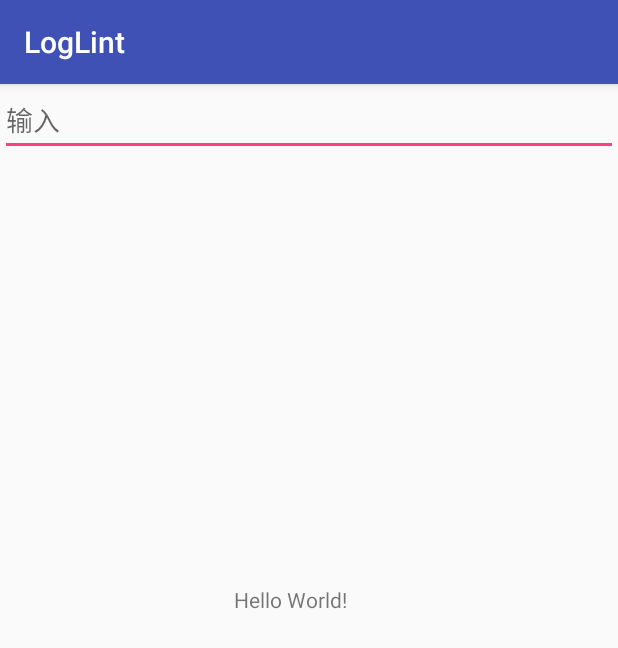
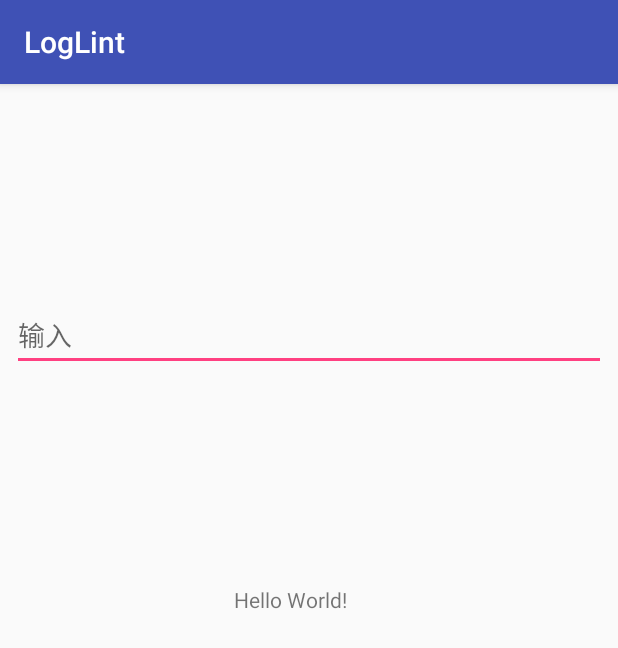
Before and after one commit to luhuanxml/LogLint, an Android app: the screen it shows after launch (MainActivity), on a phone screen of 412 x 824 dp. Shown: the top 648 px of the screen. Run offline under Robolectric (Android 15) with nearby library versions, the phone set to English and light mode, and no system bars; our stand-ins replace RxJava; libraries missing offline, so code that uses them is left out: com.jakewharton.rxbinding2; pictures from the network do not load; 4 statements that could not run were skipped.

```diff
--- a/app/src/main/java/com/luhuan/simple/Main2Activity.java
+++ b/app/src/main/java/com/luhuan/simple/Main2Activity.java
@@ -8,6 +8,7 @@ import android.widget.ImageView;
 import com.luhuan.tool.GlideApp;
 import com.luhuan.tool.GlideModule;
 import com.luhuan.tool.GlideModuleKt;
+import com.luhuan.tool.PixelKt;
 import com.luhuan.tool.RxBus;
 
 import kotlin.Pair;
@@ -23,6 +24,8 @@ public class Main2Activity extends AppCompatActivity {
         Pair<String,Object> pair2=new Pair<>("2",2);
         Pair[] pairs= new Pair[]{pair1, pair2};
         RxBus.INSTANCE.post(1,"你好");
+        PixelKt.getDp(10);
+        PixelKt.getPx(20);
     }
 
 }
--- a/app/src/main/res/layout/activity_main.xml
+++ b/app/src/main/res/layout/activity_main.xml
@@ -20,8 +20,16 @@
         android:id="@+id/edit"
         android:layout_width="match_parent"
         android:layout_height="wrap_content"
+        android:layout_marginBottom="8dp"
+        android:layout_marginEnd="8dp"
+        android:layout_marginLeft="8dp"
+        android:layout_marginRight="8dp"
+        android:layout_marginStart="8dp"
+        android:layout_marginTop="8dp"
         android:hint="输入"
-        tools:layout_editor_absoluteX="163dp"
-        tools:layout_editor_absoluteY="30dp"/>
+        app:layout_constraintBottom_toTopOf="@+id/text"
+        app:layout_constraintEnd_toEndOf="parent"
+        app:layout_constraintStart_toStartOf="parent"
+        app:layout_constraintTop_toTopOf="parent"/>
 
 </android.support.constraint.ConstraintLayout>
--- a/build.gradle
+++ b/build.gradle
@@ -7,8 +7,8 @@ buildscript {
             compileSdkVersion: 27,
             targetSdkVersion : 27,
             buildToolsVersion: "27.0.3",
-            versionCode      : 2,
-            versionName      : "0.0.2",
+            versionCode      : 3,
+            versionName      : "0.0.3",
 
             kotlin           : "1.2.41",
             androidTools     : "3.1.3",
```
Also changed, not shown: app/build.gradle (+13 -2 lines).
